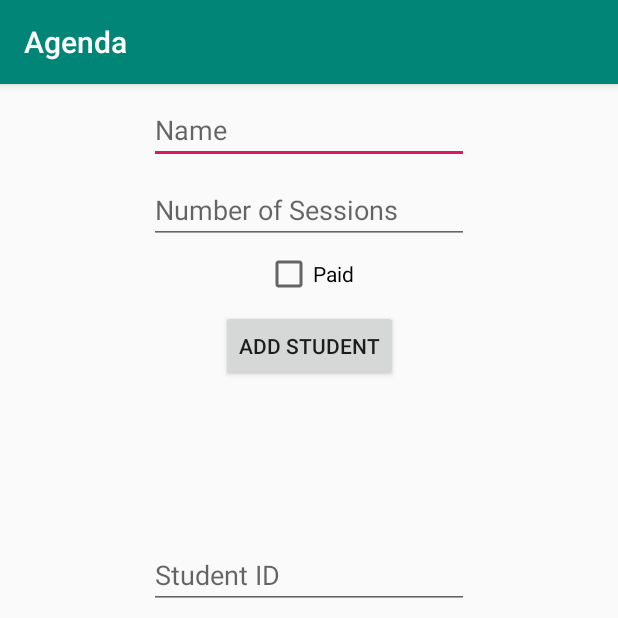
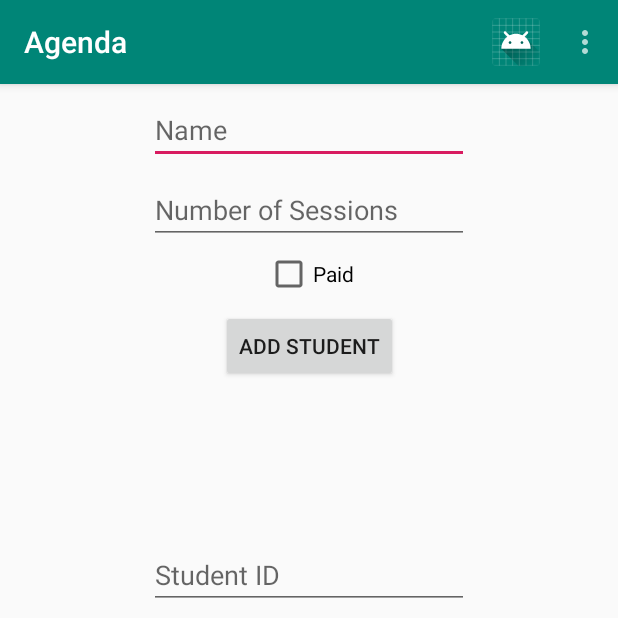
Before and after one commit to Monster25/AcademyApp, an Android app: the screen it shows after launch (MainActivity), on a phone screen of 412 x 824 dp, the top half of it. Run offline under Robolectric (Android 15) with nearby library versions, the phone set to English and light mode, and no system bars; our stand-ins replace Firebase (no records; nobody signed in at launch, a user with empty details on screens opened directly); 2 statements that could not run were skipped.

Commit message:
added toolbar and IT WORKS <3 <3 <3

```diff
--- a/app/src/main/AndroidManifest.xml
+++ b/app/src/main/AndroidManifest.xml
@@ -4,6 +4,7 @@
 
     <application
         android:allowBackup="true"
+        android:theme="@style/Theme.AppCompat.Light.NoActionBar"
         android:icon="@mipmap/ic_launcher"
         android:label="@string/app_name"
         android:roundIcon="@mipmap/ic_launcher_round"
--- a/app/src/main/java/com/application/academy/views/MainActivity.java
+++ b/app/src/main/java/com/application/academy/views/MainActivity.java
@@ -6,6 +6,7 @@ import android.os.Bundle;
 import android.util.Log;
 import android.view.Menu;
 import android.view.MenuItem;
+import androidx.appcompat.widget.Toolbar;
 
 import com.application.academy.views.fragments.AgendaFragment;
 import com.application.academy.firebase.FirebaseAdapter;
@@ -28,21 +29,17 @@ public class MainActivity extends AppCompatActivity {
 
 
     BottomNavigationView bottomNav;
+    Toolbar topNav;
+    private String COMMON_TAG;
 
-    //Exclude actual incrementer from database
-    @Exclude
-    public final static AtomicInteger incrementer = new AtomicInteger(-1); //id incrementer
-
-    private StudentList studentList;
-    private int lastId = -1;
-    private StudentList students;
-    private FirebaseAdapter adapter;
-    private StudentViewModel viewModel;
-    private String COMMON_TAG;
     @Override
     protected void onCreate(final Bundle savedInstanceState) {
         super.onCreate(savedInstanceState);
         setContentView(R.layout.activity_main);
+
+        topNav =  findViewById(R.id.app_toolbar);
+        setSupportActionBar(topNav);
+
 
 
 
@@ -65,6 +62,34 @@ public class MainActivity extends AppCompatActivity {
 
 
 
+
+
+    }
+
+
+    public boolean onCreateOptionsMenu(Menu menu)
+    {
+        getMenuInflater().inflate(R.menu.top_navigation_items,menu);
+        return super.onCreateOptionsMenu(menu);
+    }
+
+    @Override
+    public boolean onOptionsItemSelected(MenuItem item)
+    {
+        switch(item.getItemId())
+        {
+            case R.id.action_settings:
+                //User chooses the "Settings" item, show the app settings UI
+                return true;
+
+            case R.id.action_favorite:
+                //User chooses the "Favorite" action, mark the current item
+                //as favorite
+                return true;
+
+            default:
+                return super.onOptionsItemSelected(item);
+        }
 
 
     }
--- a/app/src/main/res/layout/activity_main.xml
+++ b/app/src/main/res/layout/activity_main.xml
@@ -7,10 +7,14 @@
     android:layout_height="match_parent"
     tools:context=".views.MainActivity">
 
+
+
+
     <androidx.coordinatorlayout.widget.CoordinatorLayout
         android:layout_width="match_parent"
         android:layout_height="match_parent"
-        android:layout_above="@+id/bottom_navigation">
+        android:layout_above="@+id/bottom_navigation"
+        android:layout_below="@+id/app_toolbar">
 
 
         <FrameLayout
@@ -34,5 +38,22 @@
         app:layout_constraintHorizontal_bias="0.0"
         app:layout_constraintStart_toStartOf="parent"
         android:layout_alignParentBottom="true"
-        app:menu="@menu/my_navigation_items" />
+        app:menu="@menu/bottom_navigation_items" />
+
+
+    <androidx.appcompat.widget.Toolbar
+        android:id="@+id/app_toolbar"
+        android:layout_height="?attr/actionBarSize"
+        android:layout_width="match_parent"
+        android:background="?attr/colorPrimary"
+        android:elevation="4dp"
+        app:layout_constraintBottom_toBottomOf="parent"
+        app:layout_constraintEnd_toEndOf="parent"
+        app:layout_constraintHorizontal_bias="0.0"
+        app:layout_constraintStart_toStartOf="parent"
+        android:layout_alignParentTop="true"
+        app:theme="@style/ThemeOverlay.AppCompat.Dark"
+        app:popupTheme="@style/ThemeOverlay.AppCompat.Light"/>
+
+
 </RelativeLayout>
--- a/app/src/main/res/layout/agenda_fragment.xml
+++ b/app/src/main/res/layout/agenda_fragment.xml
@@ -6,6 +6,7 @@
     android:layout_width="match_parent"
     android:layout_height="match_parent"
     tools:context=".views.MainActivity">
+
 
     <androidx.constraintlayout.widget.ConstraintLayout
         android:layout_width="match_parent"
--- /dev/null
+++ b/app/src/main/res/menu/top_navigation_items.xml
@@ -0,0 +1,15 @@
+<?xml version="1.0" encoding="utf-8"?>
+<menu xmlns:android="http://schemas.android.com/apk/res/android"
+    xmlns:app="http://schemas.android.com/apk/res-auto">
+    <item
+        android:id="@+id/action_favorite"
+        android:title="Favorite"
+        android:icon="@mipmap/ic_launcher_round"
+        app:showAsAction="ifRoom"
+        />
+    <item
+        android:id="@+id/action_settings"
+        android:title="Settings"
+        android:icon="@mipmap/ic_students_foreground"
+        app:showAsAction="never"/>
+</menu>
--- a/app/src/main/res/values/styles.xml
+++ b/app/src/main/res/values/styles.xml
@@ -1,7 +1,7 @@
 <resources>
 
     <!-- Base application theme. -->
-    <style name="AppTheme" parent="Theme.AppCompat.Light.DarkActionBar">
+    <style name="AppTheme" parent="Theme.AppCompat.Light.NoActionBar">
         <!-- Customize your theme here. -->
         <item name="colorPrimary">@color/colorPrimary</item>
         <item name="colorPrimaryDark">@color/colorPrimaryDark</item>
```
Also changed, not shown: app/src/main/res/menu/bottom_navigation_items.xml (renamed from app/src/main/res/menu/my_navigation_items.xml).
